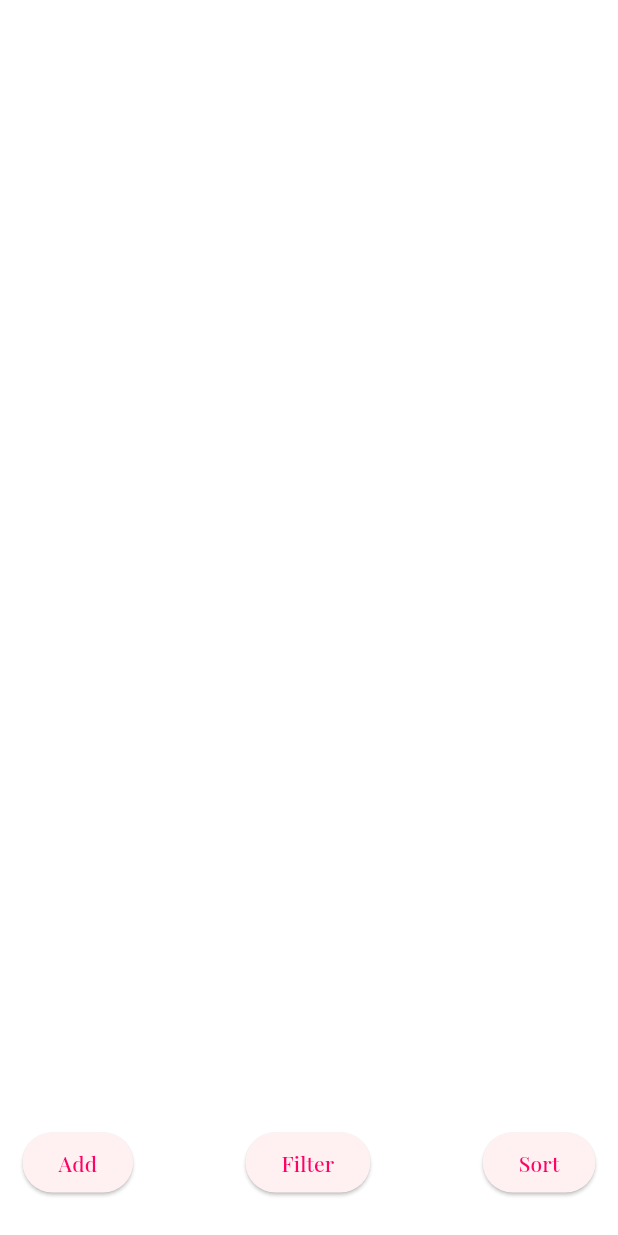
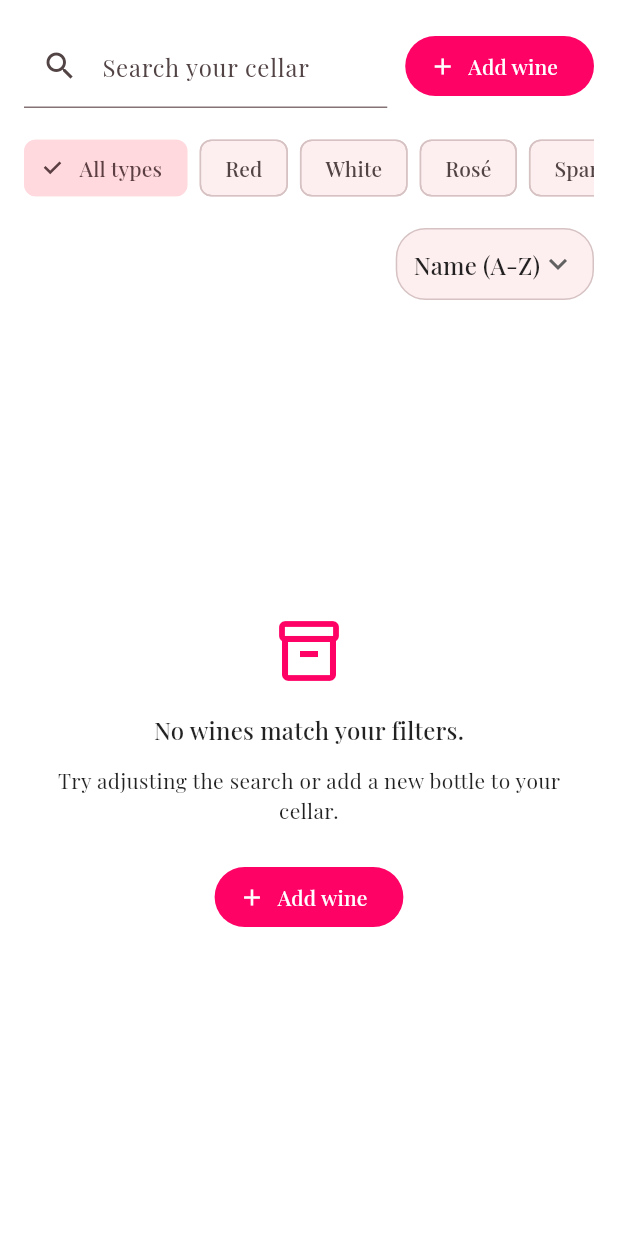
Before and after one commit to Ferrea-96/wiih, a Flutter app: the CellarPage widget shown alone on an empty page, opened directly, on a phone screen of 412 x 824 dp. Run offline on Flutter 3.47's test engine with Material 3 defaults, Android fonts, the phone set to English and light mode, and no system bars; our stand-ins replace cloud_firestore, firebase_auth, firebase_core, firebase_storage, flutter_image_compress, google_fonts and 4 more; missing offline and left inert: firebase_app_check; accounts and stored records are empty.

Commit message:
refactor: enhance layout and navigation structure in MyHomePage with responsive design

```diff
--- a/lib/src/features/cellar/presentation/pages/cellar_page.dart
+++ b/lib/src/features/cellar/presentation/pages/cellar_page.dart
@@ -1,12 +1,13 @@
 // ignore_for_file: library_private_types_in_public_api
 import 'package:flutter/material.dart';
 import 'package:provider/provider.dart';
+import 'package:wiih/src/features/cellar/data/wine_repository.dart';
+import 'package:wiih/src/features/cellar/domain/models/wine.dart';
+import 'package:wiih/src/features/cellar/domain/models/wine_options.dart';
+import 'package:wiih/src/features/cellar/presentation/pages/add_wine_page.dart';
+import 'package:wiih/src/features/cellar/presentation/pages/edit_wine_page.dart';
 import 'package:wiih/src/features/cellar/presentation/state/wine_list.dart';
 import 'package:wiih/src/shared/widgets/placeholder_image.dart';
-import 'package:wiih/src/features/cellar/domain/models/wine.dart';
-import 'package:wiih/src/features/cellar/data/wine_repository.dart';
-import 'package:wiih/src/features/cellar/presentation/pages/add_wine_page.dart';
-import 'package:wiih/src/features/cellar/presentation/pages/edit_wine_page.dart';
 
 class CellarPage extends StatefulWidget {
   const CellarPage({super.key});
@@ -16,65 +17,188 @@ class CellarPage extends StatefulWidget {
 }
 
 class _CellarPageState extends State<CellarPage> {
-  late WineList wineList;
-  String selectedSortOption = 'None';
-  String selectedFilterOption = 'None';
+  static const String _allFilterLabel = 'All';
+
+  final TextEditingController _searchController = TextEditingController();
+  late final WineList _wineList;
+
+  String selectedSortOption = 'name';
+  String selectedFilterOption = _allFilterLabel;
+  String _searchTerm = '';
 
   @override
   void initState() {
     super.initState();
-    wineList = Provider.of<WineList>(context, listen: false);
-    WineRepository.loadWines(wineList);
+    _wineList = Provider.of<WineList>(context, listen: false);
+    WidgetsBinding.instance.addPostFrameCallback((_) {
+      _sortWines(selectedSortOption, persist: false);
+    });
+  }
+
+  @override
+  void dispose() {
+    _searchController.dispose();
+    super.dispose();
   }
 
   @override
   Widget build(BuildContext context) {
-    return Center(
-      child: Column(
+    final theme = Theme.of(context);
+    return Consumer<WineList>(
+      builder: (context, list, child) {
+        final wines = _applySearch(list.wines);
+        return Column(
           children: [
+            _buildControls(theme),
             Expanded(
-            child: Consumer<WineList>(
-              builder: (context, wineList, child) {
-                return ListView.builder(
-                  itemCount: wineList.wines.length,
+              child: wines.isEmpty
+                  ? _buildEmptyState(theme)
+                  : ListView.separated(
+                      padding: const EdgeInsets.fromLTRB(16, 0, 16, 24),
+                      itemCount: wines.length,
+                      separatorBuilder: (context, index) =>
+                          const SizedBox(height: 12),
                       itemBuilder: (context, index) {
-                    return _buildWineCard(context, wineList.wines[index]);
-                  },
-                );
+                        return _buildWineCard(context, wines[index]);
                       },
                     ),
             ),
-          _buildBottomRow(context),
+          ],
+        );
+      },
+    );
+  }
+
+  Widget _buildControls(ThemeData theme) {
+    return Padding(
+      padding: const EdgeInsets.fromLTRB(16, 16, 16, 8),
+      child: Column(
+        crossAxisAlignment: CrossAxisAlignment.start,
+        children: [
+          Row(
+            children: [
+              Expanded(
+                child: TextField(
+                  controller: _searchController,
+                  onChanged: _onSearchChanged,
+                  textInputAction: TextInputAction.search,
+                  decoration: InputDecoration(
+                    prefixIcon: const Icon(Icons.search),
+                    suffixIcon: _searchTerm.isEmpty
+                        ? null
+                        : IconButton(
+                            icon: const Icon(Icons.close),
+                            onPressed: () {
+                              _searchController.clear();
+                              _onSearchChanged('');
+                            },
+                          ),
+                    labelText: 'Search your cellar',
+                    hintText: 'Name, winery, grape, country...',
+                  ),
+                ),
+              ),
+              const SizedBox(width: 12),
+              FilledButton.icon(
+                onPressed: () => _navigateToAddWinePage(context),
+                icon: const Icon(Icons.add),
+                label: const Text('Add wine'),
+              ),
+            ],
+          ),
+          const SizedBox(height: 12),
+          _buildFilterChips(),
+          const SizedBox(height: 12),
+          Align(
+            alignment: Alignment.centerRight,
+            child: DecoratedBox(
+              decoration: BoxDecoration(
+                color: theme.colorScheme.surface,
+                borderRadius: BorderRadius.circular(20),
+                border: Border.all(
+                  color: theme.colorScheme.outlineVariant,
+                ),
+              ),
+              child: Padding(
+                padding: const EdgeInsets.symmetric(horizontal: 12),
+                child: DropdownButtonHideUnderline(
+                  child: DropdownButton<String>(
+                    value: selectedSortOption,
+                    onChanged: _onSortChanged,
+                    items: _sortOptions
+                        .map(
+                          (option) => DropdownMenuItem<String>(
+                            value: option.value,
+                            child: Text(option.label),
+                          ),
+                        )
+                        .toList(growable: false),
+                    icon: const Icon(Icons.keyboard_arrow_down),
+                  ),
+                ),
+              ),
+            ),
+          ),
         ],
       ),
     );
   }
 
-  Widget _buildBottomRow(BuildContext context) {
-    return Row(
-      mainAxisAlignment: MainAxisAlignment.spaceBetween,
-      crossAxisAlignment: CrossAxisAlignment.end,
-      children: [
-        Padding(
-          padding: const EdgeInsets.fromLTRB(15, 15, 15, 25),
-          child: ElevatedButton(
-            onPressed: () => _navigateToAddWinePage(context),
-            child: const Text('Add'),
+  Widget _buildFilterChips() {
+    final filters = <String>[_allFilterLabel, ...WineOptions.types];
+    return SingleChildScrollView(
+      scrollDirection: Axis.horizontal,
+      padding: const EdgeInsets.symmetric(vertical: 4),
+      child: Row(
+        children: filters
+            .map(
+              (type) => Padding(
+                padding: const EdgeInsets.only(right: 8),
+                child: FilterChip(
+                  label: Text(type == _allFilterLabel ? 'All types' : type),
+                  selected: selectedFilterOption == type,
+                  onSelected: (_) => _updateFilter(type),
                 ),
               ),
-        Padding(
-            padding: const EdgeInsets.fromLTRB(15, 15, 15, 25),
-            child: ElevatedButton(
-                onPressed: () => _showFilterOptions(context),
-                child: const Text('Filter'))),
-        Padding(
-          padding: const EdgeInsets.fromLTRB(15, 15, 15, 25),
-          child: ElevatedButton(
-            onPressed: () => _showSortOptions(context),
-            child: const Text('Sort'),
+            )
+            .toList(growable: false),
+      ),
+    );
+  }
+
+  Widget _buildEmptyState(ThemeData theme) {
+    return Center(
+      child: Padding(
+        padding: const EdgeInsets.all(32),
+        child: Column(
+          mainAxisSize: MainAxisSize.min,
+          children: [
+            Icon(
+              Icons.inventory_2_outlined,
+              size: 48,
+              color: theme.colorScheme.primary,
+            ),
+            const SizedBox(height: 16),
+            Text(
+              'No wines match your filters.',
+              style: theme.textTheme.titleMedium,
+              textAlign: TextAlign.center,
+            ),
+            const SizedBox(height: 12),
+            Text(
+              'Try adjusting the search or add a new bottle to your cellar.',
+              style: theme.textTheme.bodyMedium,
+              textAlign: TextAlign.center,
+            ),
+            const SizedBox(height: 24),
+            FilledButton.icon(
+              onPressed: () => _navigateToAddWinePage(context),
+              icon: const Icon(Icons.add),
+              label: const Text('Add wine'),
+            ),
+          ],
         ),
       ),
-      ],
     );
   }
 
@@ -83,16 +207,22 @@ class _CellarPageState extends State<CellarPage> {
       key: Key(wine.id.toString()),
       direction: DismissDirection.horizontal,
       background: _buildSwipeBackground(
-          Icons.add, Alignment.centerLeft, Colors.greenAccent),
+        Icons.add,
+        Alignment.centerLeft,
+        Colors.greenAccent,
+      ),
       secondaryBackground: _buildSwipeBackground(
-          Icons.remove, Alignment.centerRight, Colors.redAccent),
+        Icons.remove,
+        Alignment.centerRight,
+        Colors.redAccent,
+      ),
       confirmDismiss: (direction) async {
         if (direction == DismissDirection.startToEnd) {
           _addBottle(wine);
         } else if (direction == DismissDirection.endToStart) {
           _removeBottle(wine);
         }
-        await WineRepository.saveWines(wineList);
+        await WineRepository.saveWines(_wineList);
         return false;
       },
       child: Card(
@@ -100,7 +230,7 @@ class _CellarPageState extends State<CellarPage> {
           onTap: () => _navigateToEditWinePage(context, wine),
           child: Row(
             children: [
-              _buildWineImage(wine),
+              _buildWineImage(context, wine),
               Expanded(
                 child: ListTile(
                   title: Text(
@@ -133,27 +263,44 @@ class _CellarPageState extends State<CellarPage> {
     );
   }
 
-  Widget _buildWineImage(Wine wine) {
-    return SizedBox(
-      width: 80,
-      height: 100,
+  Widget _buildWineImage(BuildContext context, Wine wine) {
+    final borderRadius = BorderRadius.circular(12);
+    Widget child;
+
+    if (wine.imageUrl != null && wine.imageUrl!.isNotEmpty) {
+      child = Image.network(
+        wine.imageUrl!,
+        fit: BoxFit.cover,
+        errorBuilder: (_, __, ___) =>
+            PlaceholderImage(context: context, wine: wine),
+      );
+    } else {
+      child = PlaceholderImage(context: context, wine: wine);
+    }
+
+    return Padding(
+      padding: const EdgeInsets.all(12),
       child: ClipRRect(
-        borderRadius: const BorderRadius.all(Radius.circular(8.0)),
-        child: wine.imageUrl != null
-            ? Image.network(wine.imageUrl!, fit: BoxFit.contain)
-            : PlaceholderImage(context: context, wine: wine),
+        borderRadius: borderRadius,
+        child: SizedBox(
+          width: 90,
+          height: 120,
+          child: child,
+        ),
       ),
     );
   }
 
   Widget _buildSwipeBackground(
-      IconData icon, Alignment alignment, Color color) {
-    return Padding(
-      padding: const EdgeInsets.all(8.0),
-      child: Container(
+    IconData icon,
+    Alignment alignment,
+    Color color,
+  ) {
+    return Container(
+      alignment: alignment,
       color: color,
-        alignment: alignment,
-        padding: const EdgeInsets.symmetric(horizontal: 20.0),
+      child: Padding(
+        padding: const EdgeInsets.symmetric(horizontal: 20),
         child: Icon(icon),
       ),
     );
@@ -174,7 +321,9 @@ class _CellarPageState extends State<CellarPage> {
   }
 
   Future<void> _showDeleteConfirmationDialog(
-      Wine wine, int originalBottleCount) async {
+    Wine wine,
+    int originalBottleCount,
+  ) async {
     return showDialog(
       context: context,
       builder: (BuildContext context) {
@@ -203,128 +352,73 @@ class _CellarPageState extends State<CellarPage> {
   }
 
   void _deleteWine(Wine wine) {
-    wineList.deleteWine(wine.id);
-    WineRepository.saveWines(wineList);
+    _wineList.deleteWine(wine.id);
+    WineRepository.saveWines(_wineList);
   }
 
-  void _sortWines() {
-    switch (selectedSortOption) {
-      case 'Price':
-        wineList.sortWinesByPrice();
+  void _onSortChanged(String? value) {
+    if (value == null || value == selectedSortOption) {
+      return;
+    }
+    setState(() => selectedSortOption = value);
+    _sortWines(value);
+  }
+
+  void _sortWines(String option, {bool persist = true}) {
+    switch (option) {
+      case 'price':
+        _wineList.sortWinesByPrice();
         break;
-      case 'Year':
-        wineList.sortWinesByYear();
+      case 'year':
+        _wineList.sortWinesByYear();
         break;
-      case 'Type':
-        wineList.sortWinesByType();
+      case 'type':
+        _wineList.sortWinesByType();
         break;
-      case 'Country':
-        wineList.sortWinesByCountry();
+      case 'country':
+        _wineList.sortWinesByCountry();
         break;
       default:
-        wineList.sortWinesByName();
+        _wineList.sortWinesByName();
     }
-    WineRepository.saveWines(wineList);
+    if (persist) {
+      WineRepository.saveWines(_wineList);
+    }
   }
 
-  void _showSortOptions(BuildContext context) {
-    showModalBottomSheet(
-      context: context,
-      builder: (BuildContext context) {
-        return Container(
-          padding: const EdgeInsets.all(16),
-          child: Column(
-            mainAxisSize: MainAxisSize.min,
-            children: [
-              _buildSortOption('None'),
-              _buildSortOption('Type'),
-              _buildSortOption('Country'),
-              _buildSortOption('Year'),
-              _buildSortOption('Price'),
-            ],
-          ),
-        );
-      },
-    );
+  void _updateFilter(String type) {
+    if (selectedFilterOption == type) {
+      return;
+    }
+    setState(() => selectedFilterOption = type);
+
+    if (type == _allFilterLabel) {
+      _wineList.clearFilter();
+    } else {
+      _wineList.filterWinesByType(type);
+    }
+    _sortWines(selectedSortOption, persist: false);
   }
 
-  _buildSortOption(String option) {
-    return RadioListTile<String>(
-      value: option,
-      groupValue: selectedSortOption,
-      onChanged: (value) {
-        if (value != null) {
-          selectedSortOption = value;
-          _sortWines();
-          Navigator.pop(context);
-        }
-      },
-      title: Text(option),
-    );
+  void _onSearchChanged(String value) {
+    setState(() => _searchTerm = value.trim());
   }
 
-  void _filterWines() {
-    switch (selectedFilterOption) {
-      case 'Red':
-        wineList.filterWinesByType('Red');
-        break;
-      case 'White':
-        wineList.filterWinesByType('White');
-        break;
-      case 'Orange':
-        wineList.filterWinesByType('Orange');
-        break;
-      case 'Ros\\u00E9':
-        wineList.filterWinesByType('Ros\\u00E9');
-        break;
-      case 'Sparkling':
-        wineList.filterWinesByType('Sparkling');
-        break;
-      case 'None':
-        wineList.clearFilter();
-        break;
-      default:
-        wineList.clearFilter();
+  List<Wine> _applySearch(List<Wine> wines) {
+    if (_searchTerm.isEmpty) {
+      return wines;
     }
-    WineRepository.saveWines(wineList);
-  }
-
-  void _showFilterOptions(BuildContext context) {
-    showModalBottomSheet(
-      context: context,
-      builder: (BuildContext context) {
-        return Container(
-          padding: const EdgeInsets.all(16),
-          child: Column(
-            mainAxisSize: MainAxisSize.min,
-            children: [
-              _buildFilterOption('None'),
-              _buildFilterOption('Red'),
-              _buildFilterOption('White'),
-              _buildFilterOption('Orange'),
-              _buildFilterOption('Ros\\u00E9'),
-              _buildFilterOption('Sparkling'),
-            ],
-          ),
-        );
-      },
-    );
-  }
-
-  Widget _buildFilterOption(String filterOption) {
-    return RadioListTile<String>(
-      value: filterOption,
-      groupValue: selectedFilterOption,
-      onChanged: (value) {
-        if (value != null) {
-          selectedFilterOption = value;
-          _filterWines();
-          _sortWines();
-          Navigator.pop(context);
-        }
-      },
-      title: Text(filterOption),
-    );
+    final query = _searchTerm.toLowerCase();
+    return wines
+        .where(
+          (wine) =>
+              wine.name.toLowerCase().contains(query) ||
+              wine.winery.toLowerCase().contains(query) ||
+              wine.country.toLowerCase().contains(query) ||
+              wine.type.toLowerCase().contains(query) ||
+              wine.grapeVariety.toLowerCase().contains(query),
+        )
+        .toList();
   }
 
   Future<void> _navigateToEditWinePage(BuildContext context, Wine wine) async {
@@ -334,11 +428,11 @@ class _CellarPageState extends State<CellarPage> {
     );
 
     if (result != null && result is Wine) {
-      wineList.updateWine(result);
-      await WineRepository.saveWines(wineList);
+      _wineList.updateWine(result);
+      await WineRepository.saveWines(_wineList);
     } else if (result == true) {
-      wineList.deleteWine(wine.id);
-      await WineRepository.saveWines(wineList);
+      _wineList.deleteWine(wine.id);
+      await WineRepository.saveWines(_wineList);
     }
   }
 
@@ -349,8 +443,23 @@ class _CellarPageState extends State<CellarPage> {
     );
 
     if (result != null && result is Wine) {
-      wineList.addWine(result);
-      await WineRepository.saveWines(wineList);
+      _wineList.addWine(result);
+      await WineRepository.saveWines(_wineList);
     }
   }
 }
+
+class _SortOption {
+  const _SortOption({required this.value, required this.label});
+
+  final String value;
+  final String label;
+}
+
+const List<_SortOption> _sortOptions = <_SortOption>[
+  _SortOption(value: 'name', label: 'Name (A-Z)'),
+  _SortOption(value: 'year', label: 'Year'),
+  _SortOption(value: 'price', label: 'Price'),
+  _SortOption(value: 'type', label: 'Type'),
+  _SortOption(value: 'country', label: 'Country'),
+];
```
Also changed, not shown: lib/src/features/home/presentation/pages/home_shell_page.dart (+107 -40 lines). Lines whose indentation alone changed are shown as unchanged.
